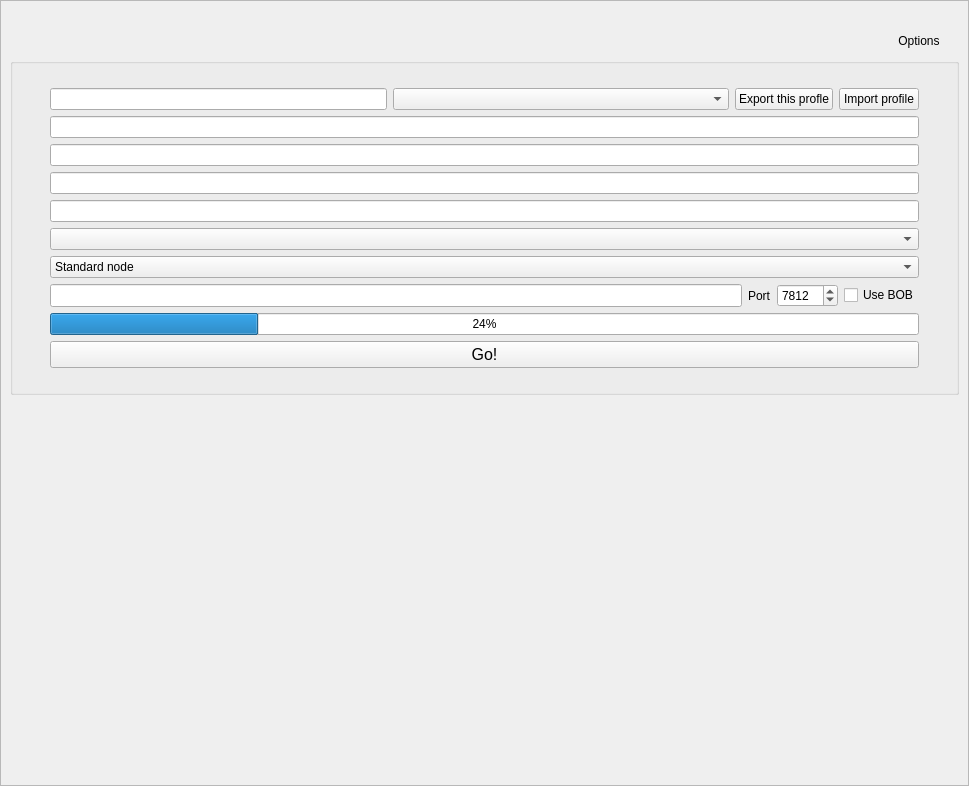
Above: retroshare-gui/src/gui/GenCertDialog.ui from RetroShare/RetroShare before the change. Below: the same form after it.
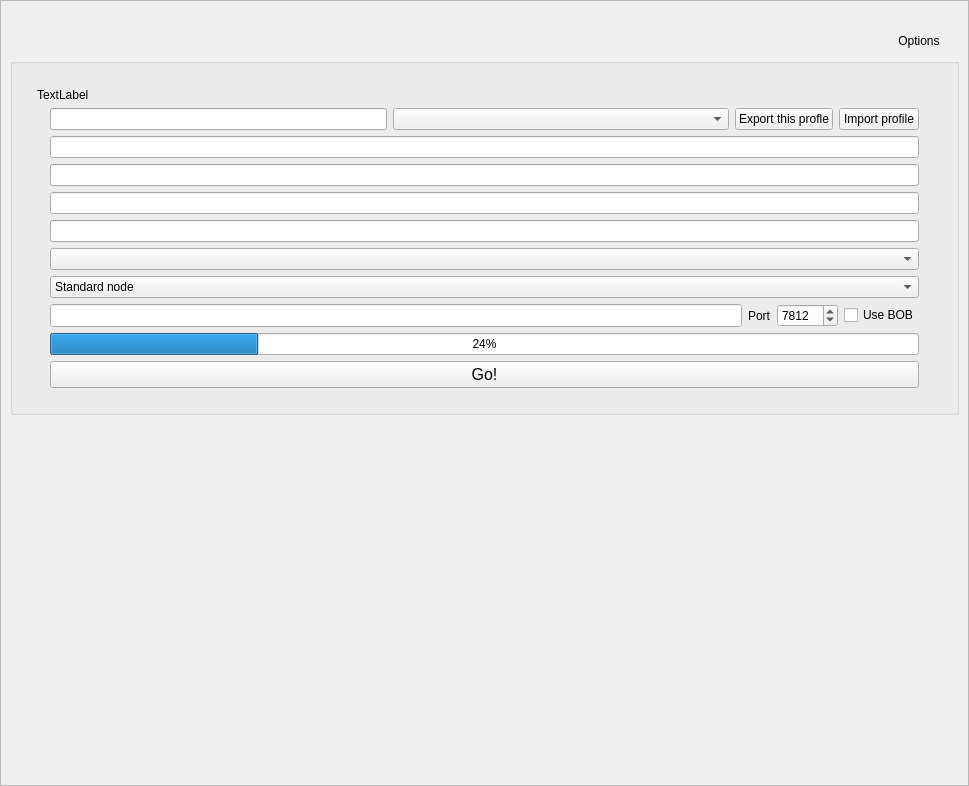
That is the form after the change. Icons and pictures are not drawn.

Commit message: improved GenCertDialog with small indicator text, and hide location by default

Diff of the .ui file:
```diff
--- a/retroshare-gui/src/gui/GenCertDialog.ui
+++ b/retroshare-gui/src/gui/GenCertDialog.ui
@@ -128,7 +128,7 @@
          <property name="bottomMargin">
           <number>24</number>
          </property>
-         <item row="0" column="0">
+         <item row="1" column="0">
           <layout class="QGridLayout" name="profilGLayout">
            <item row="14" column="2">
             <widget class="QComboBox" name="keylength_comboBox">
@@ -699,6 +699,16 @@
            </item>
           </layout>
          </item>
+         <item row="0" column="0">
+          <widget class="QLabel" name="info_label">
+           <property name="text">
+            <string>TextLabel</string>
+           </property>
+           <property name="wordWrap">
+            <bool>true</bool>
+           </property>
+          </widget>
+         </item>
         </layout>
        </widget>
       </item>
```
The commit also changes 3 other files.
